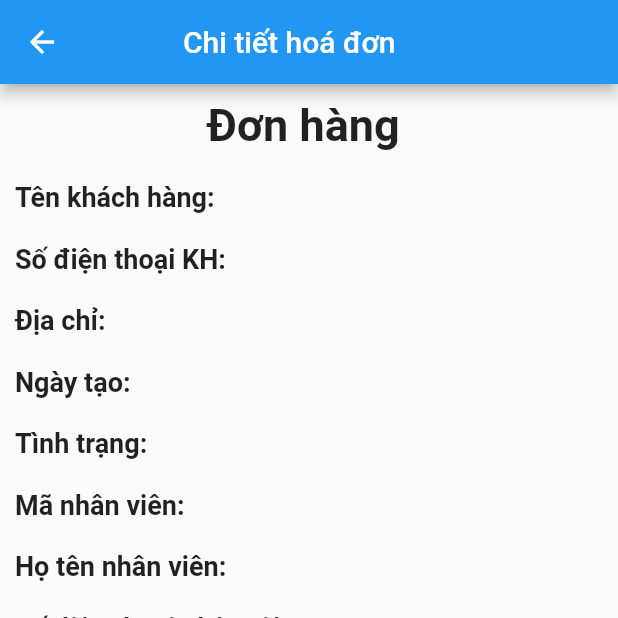
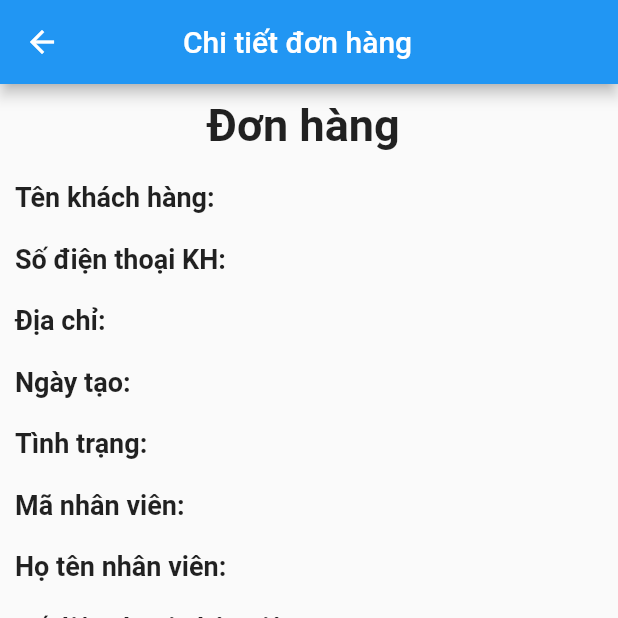
Before and after one commit to MinhLuu2608/MobileApp_LVTN, a Flutter app: the OrderInfo screen opened directly with empty values, on a phone screen of 412 x 824 dp, the top half of it. Run offline on Flutter 3.47's test engine with Material 2 defaults, Android fonts, the phone set to English and light mode, and no system bars; our stand-ins replace hive, hive_flutter, pdf, printing; missing offline and left inert: flutter_stripe; accounts and stored records are empty; network calls fail.

Commit message:
cap nhat

```diff
--- a/lib/screens/customer/order_info.dart
+++ b/lib/screens/customer/order_info.dart
@@ -62,7 +62,7 @@ class OrderInfoState extends State<OrderInfo>{
     return Scaffold(
       key: _scaffoldKey,
       appBar: AppBar(
-        title: const Padding(padding: EdgeInsets.only(left: 50), child: Text('Chi tiết hoá đơn')),
+        title: const Padding(padding: EdgeInsets.only(left: 50), child: Text('Chi tiết đơn hàng')),
       ),
       body: SingleChildScrollView(
         child: Column(
```
